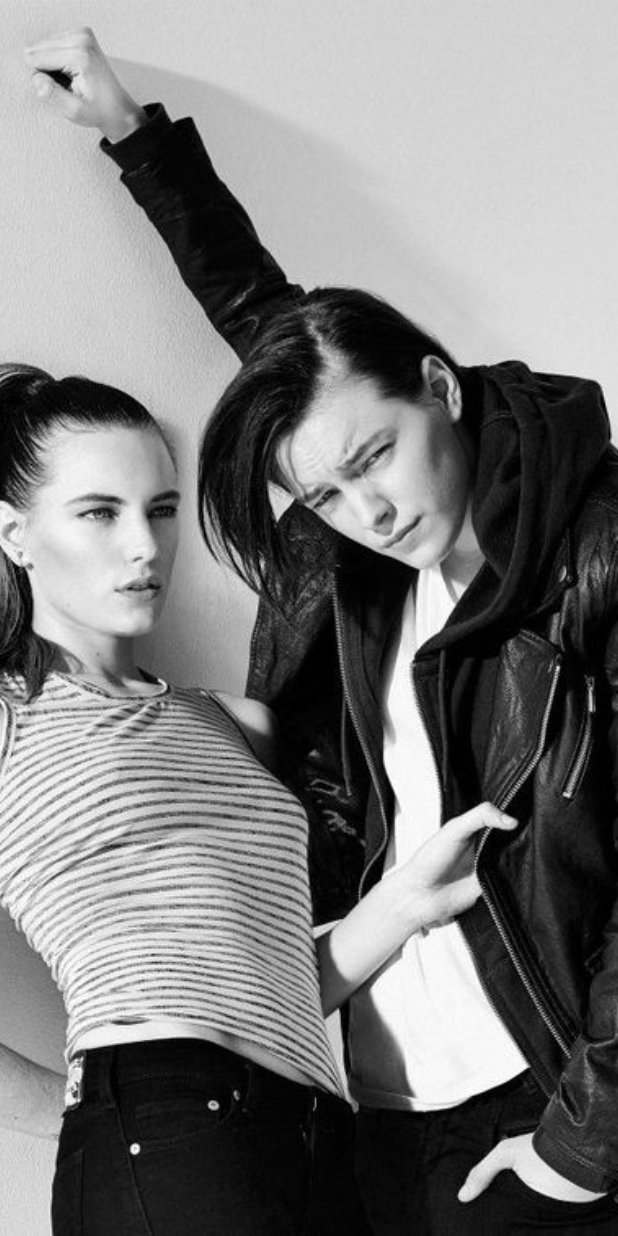
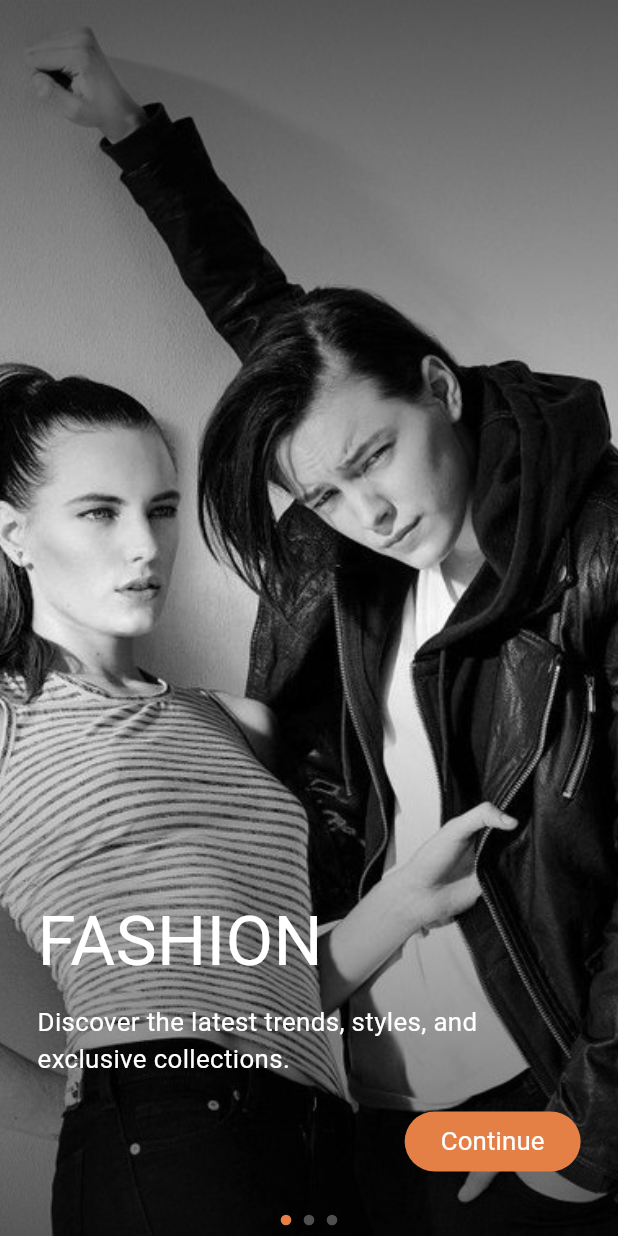
Before and after one commit to hashimraza81/lookbook, a Flutter app: the screen it shows after launch, on a phone screen of 412 x 824 dp. Run offline on Flutter 3.47's test engine with Material 3 defaults, Android fonts, the light colour scheme and no system bars; drawn by our look-alikes of carousel_slider; our stand-ins replace flutter_screenutil, get, google_fonts; Roboto replaces fonts that are missing (Agne, Tenor Sans); project files that could hold a hidden picture were left out.

Commit message:
welcome screen done

```diff
--- /dev/null
+++ b/lib/controllers/welcome_controller.dart
@@ -0,0 +1,17 @@
+import 'package:carousel_slider/carousel_slider.dart';
+import 'package:get/get.dart';
+
+class WelcomeController {
+  final CarouselSliderController carouselSliderController =
+      CarouselSliderController();
+  var currentIndex = 0.obs;
+
+  void onDotTap(int index) {
+    carouselSliderController.jumpToPage(index);
+    currentIndex.value = index;
+  }
+
+  void onPageChanged(int index) {
+    currentIndex.value = index;
+  }
+}
--- a/lib/main.dart
+++ b/lib/main.dart
@@ -20,7 +20,7 @@ class MyApp extends StatelessWidget {
           debugShowCheckedModeBanner: false,
           title: 'Look Book',
           theme: AppTheme.lightThemeMode,
-          home: const WelcomeScreen(),
+          home: WelcomeScreen(),
         );
       },
     );
--- a/lib/utils/components/constant/app_textstyle.dart
+++ b/lib/utils/components/constant/app_textstyle.dart
@@ -12,9 +12,15 @@ import 'app_colors.dart';
 // Tenor Sans
 // Outfit
 
-final TextStyle aStyleBlack16400 = TextStyle(
-  fontFamily: 'Agne 400',
-  fontSize: 32.sp,
+final TextStyle aStyleBlack48400 = TextStyle(
+  fontFamily: 'Agne',
+  fontSize: 48.sp,
+  color: AppColors.primaryColor,
+  fontWeight: FontWeight.w400,
+);
+
+final TextStyle tSStyleBlack18400 = GoogleFonts.tenorSans(
+  fontSize: 18.sp,
   color: AppColors.primaryColor,
   fontWeight: FontWeight.w400,
 );
--- a/lib/views/welcomeScreen.dart
+++ b/lib/views/welcomeScreen.dart
@@ -1,28 +1,134 @@
+import 'package:carousel_slider/carousel_slider.dart';
 import 'package:flutter/material.dart';
+import 'package:flutter_screenutil/flutter_screenutil.dart';
+import 'package:get/get.dart';
+import 'package:lookbook/controllers/welcome_controller.dart';
+import 'package:lookbook/utils/components/constant/app_colors.dart';
 import 'package:lookbook/utils/components/constant/app_images.dart';
+import 'package:lookbook/utils/components/constant/app_textstyle.dart';
 
-class WelcomeScreen extends StatefulWidget {
-  const WelcomeScreen({super.key});
+class WelcomeScreen extends StatelessWidget {
+  WelcomeScreen({super.key});
 
-  @override
-  State<WelcomeScreen> createState() => _WelcomeScreenState();
-}
+  final WelcomeController _controller = Get.put(WelcomeController());
 
-class _WelcomeScreenState extends State<WelcomeScreen> {
+  final List<String> imageList = [
+    AppImages.splash,
+    AppImages.splash1,
+    AppImages.splash2,
+  ];
+
   @override
   Widget build(BuildContext context) {
     return Scaffold(
       body: Stack(
         children: [
-          Positioned.fill(
-            child: Image.asset(
-              AppImages.splash,
-              fit: BoxFit.cover,
+          CarouselSlider.builder(
+            carouselController: _controller.carouselSliderController,
+            itemCount: imageList.length,
+            itemBuilder: (context, index, realIndex) {
+              return ShaderMask(
+                shaderCallback: (bounds) => LinearGradient(
+                  begin: Alignment.topCenter,
+                  end: Alignment.bottomCenter,
+                  colors: [
+                    Colors.black.withOpacity(0.6),
+                    Colors.transparent,
+                    Colors.black.withOpacity(0.6),
+                  ],
+                ).createShader(bounds),
+                blendMode: BlendMode.darken,
+                child: Image.asset(
+                  imageList[index],
+                  fit: BoxFit.cover,
+                  width: double.infinity,
+                ),
+              );
+            },
+            options: CarouselOptions(
+              height: double.infinity,
+              viewportFraction: 1.0,
+              autoPlay: true,
+              onPageChanged: (index, reason) {
+                _controller.onPageChanged(index);
+              },
             ),
           ),
-          const Positioned.fill(
-            child: Column(
-              children: [],
+          Positioned.fill(
+            child: Padding(
+              padding: EdgeInsets.symmetric(
+                horizontal: 26.0.w,
+              ),
+              child: Column(
+                mainAxisAlignment: MainAxisAlignment.end,
+                crossAxisAlignment: CrossAxisAlignment.start,
+                children: [
+                  Text(
+                    'FASHION',
+                    style: aStyleBlack48400.copyWith(
+                      color: AppColors.white,
+                    ),
+                  ),
+                  SizedBox(height: 10.h),
+                  Text(
+                    'Discover the latest trends, styles, and exclusive collections.',
+                    style: tSStyleBlack18400.copyWith(
+                      color: AppColors.white,
+                    ),
+                  ),
+                  SizedBox(height: 20.h),
+                  Row(
+                    mainAxisAlignment: MainAxisAlignment.end,
+                    children: [
+                      ElevatedButton(
+                        style: ElevatedButton.styleFrom(
+                          backgroundColor: AppColors.secondary,
+                          shadowColor: Colors.transparent,
+                          shape: RoundedRectangleBorder(
+                            borderRadius: BorderRadius.circular(100.r),
+                          ),
+                        ),
+                        onPressed: () {
+                          // Your button action here
+                        },
+                        child: Text(
+                          'Continue',
+                          style: tSStyleBlack18400.copyWith(
+                            color: AppColors.white,
+                          ),
+                        ),
+                      ),
+                    ],
+                  ),
+                  SizedBox(height: 20.h),
+                  Row(
+                    mainAxisAlignment: MainAxisAlignment.center,
+                    children: imageList.asMap().entries.map((entry) {
+                      return GestureDetector(
+                        onTap: () {
+                          _controller.onDotTap(entry.key);
+                        },
+                        child: Obx(
+                          () => Container(
+                            width: 8.0.w,
+                            height: 8.0.h,
+                            margin: EdgeInsets.symmetric(
+                              vertical: 8.0.h,
+                              horizontal: 4.0.w,
+                            ),
+                            decoration: BoxDecoration(
+                              shape: BoxShape.circle,
+                              color: _controller.currentIndex.value == entry.key
+                                  ? AppColors.secondary
+                                  : Colors.white.withOpacity(0.3),
+                            ),
+                          ),
+                        ),
+                      );
+                    }).toList(),
+                  ),
+                ],
+              ),
             ),
           ),
         ],
```
